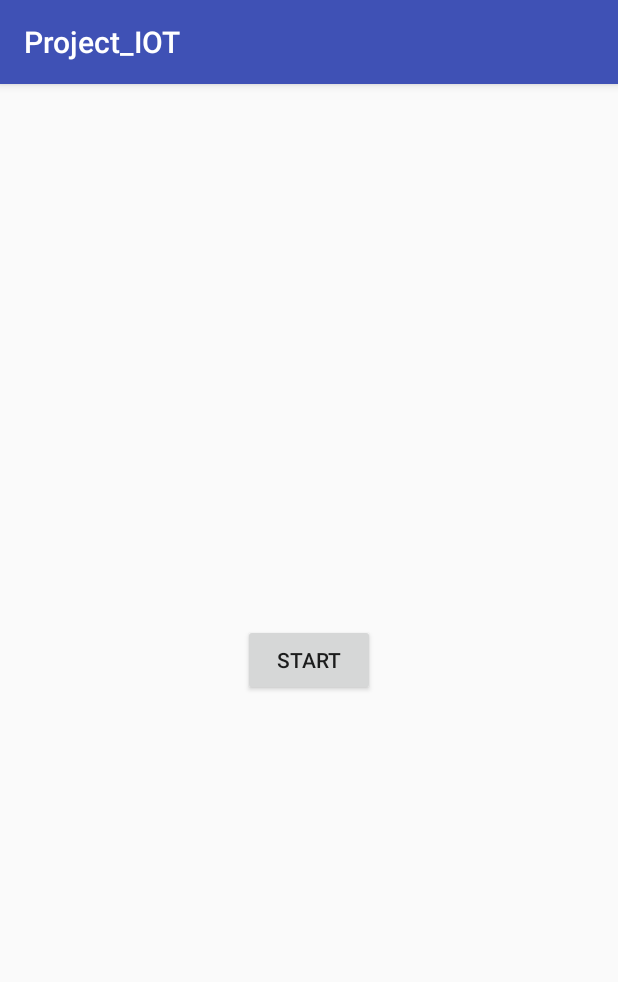
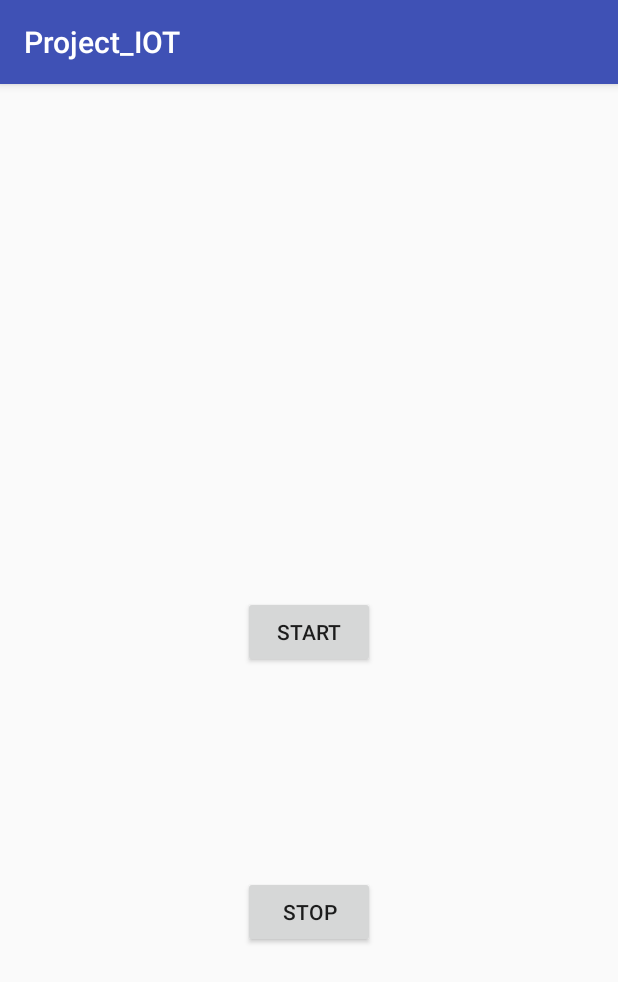
Before and after one commit to Jakaria08/IOT_PROJECT, an Android app: the screen it shows after launch (MainActivity), on a phone screen of 412 x 824 dp. Shown: the top 982 px of the screen. Run offline under Robolectric (Android 15) with nearby library versions, the phone set to English and light mode, and no system bars.

Commit message:
Service start stop

```diff
--- a/app/src/main/res/layout/activity_main.xml
+++ b/app/src/main/res/layout/activity_main.xml
@@ -10,13 +10,26 @@
         android:id="@+id/button"
         android:layout_width="88dp"
         android:layout_height="48dp"
-        android:layout_marginBottom="232dp"
-        android:layout_marginEnd="148dp"
-        android:layout_marginStart="148dp"
-        android:layout_marginTop="231dp"
+        android:layout_marginBottom="8dp"
+        android:layout_marginEnd="8dp"
+        android:layout_marginStart="8dp"
+        android:layout_marginTop="8dp"
         android:text="Start"
+        app:layout_constraintBottom_toTopOf="@+id/button3"
+        app:layout_constraintEnd_toEndOf="parent"
+        app:layout_constraintStart_toStartOf="parent"
+        app:layout_constraintTop_toTopOf="parent"
+        app:layout_constraintVertical_bias="0.718" />
+
+    <Button
+        android:id="@+id/button3"
+        android:layout_width="wrap_content"
+        android:layout_height="wrap_content"
+        android:layout_marginBottom="192dp"
+        android:layout_marginEnd="8dp"
+        android:layout_marginStart="8dp"
+        android:text="Stop"
         app:layout_constraintBottom_toBottomOf="parent"
         app:layout_constraintEnd_toEndOf="parent"
-        app:layout_constraintStart_toStartOf="parent"
-        app:layout_constraintTop_toTopOf="parent" />
+        app:layout_constraintStart_toStartOf="parent" />
 </android.support.constraint.ConstraintLayout>
```
Also changed, not shown: app/src/main/java/com/rabbi/jakaria/project_iot/MainActivity.java (+18 -0 lines).
